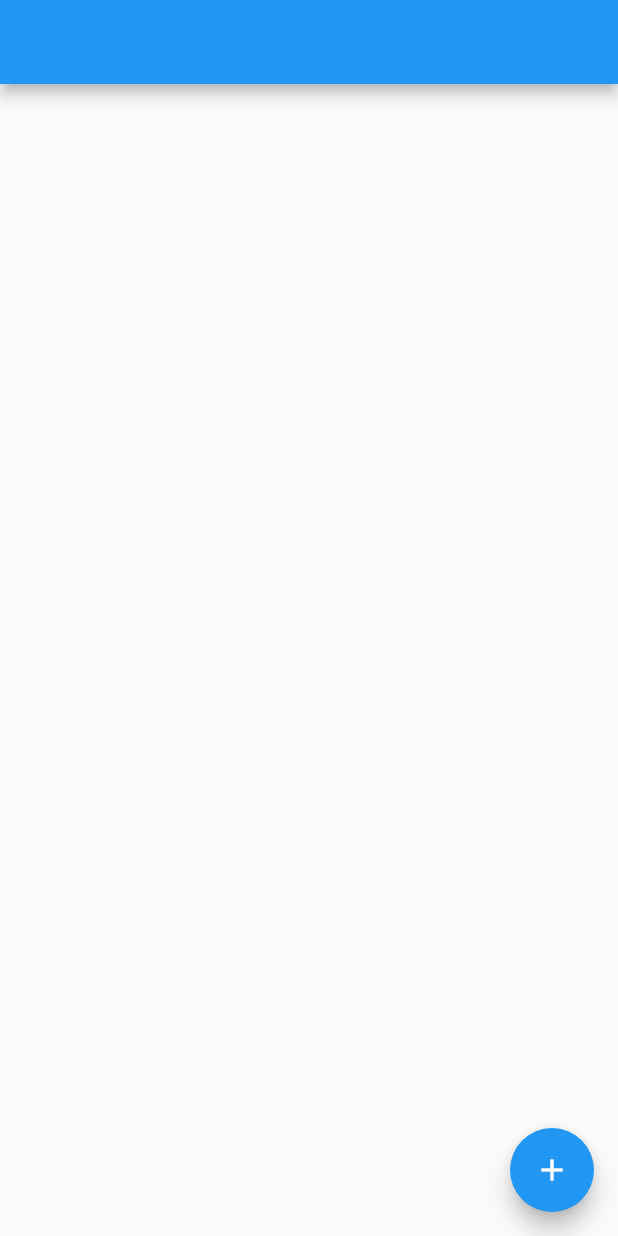
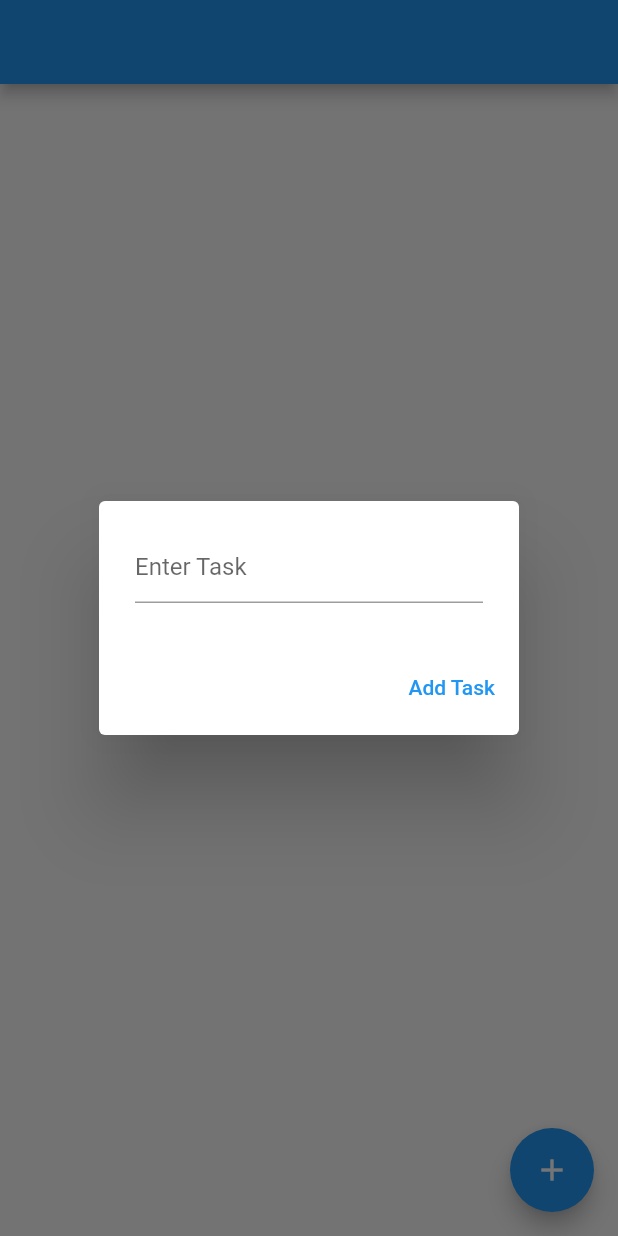
Before and after one commit to Darshan0897/todo_app, a Flutter app: the screen it shows after launch, after a tap on the "add" icon, on a phone screen of 412 x 824 dp. Run offline on Flutter 3.47's test engine with Material 2 defaults, Android fonts, the phone set to English and light mode, and no system bars; our stand-ins replace cloud_firestore, firebase_core, get; accounts and stored records are empty.

Commit message:
update main file

```diff
--- a/lib/controller/task_list_controller.dart
+++ b/lib/controller/task_list_controller.dart
@@ -10,7 +10,7 @@ RxInt count =0.obs;
 void increment() => count++;
 
   additems() {
-    items.add("Item:${items.length+1}");
+
 
   }
    removeItem(index){
--- a/lib/views/task_list.dart
+++ b/lib/views/task_list.dart
@@ -9,6 +9,7 @@ class TaskList extends StatelessWidget {
   final TaskListController _controller = Get.put(TaskListController());
   final Stream<QuerySnapshot> _tasks =
       FirebaseFirestore.instance.collection('tasks').snapshots();
+      String? task='';
 
   @override
   Widget build(BuildContext context) {
@@ -29,24 +30,69 @@ class TaskList extends StatelessWidget {
           stream: _tasks,
           builder:
               (BuildContext context, AsyncSnapshot<QuerySnapshot> snapshot) {
-            print(snapshot.connectionState);
-            print(snapshot.hasData);
+            // print(snapshot.connectionState);
+            // print(snapshot.hasData);
             if (snapshot.hasError) {
               return const Text("something went wrong");
             }
             return ListView(
+
                 children: snapshot.data!.docs.map((DocumentSnapshot doc) {
               Map<String, dynamic> data = doc.data()! as Map<String, dynamic>;
               return ListTile(
+                onLongPress: ()=>update(context:context,docId:doc.id,oldTask:data['taskTitle']),
                 title: Text(data['taskTitle']),
                 subtitle: Text(data['taskDesc']),
+                trailing: IconButton(onPressed: ()async{
+                    await FirebaseFirestore.instance.collection('tasks').doc(doc.id).delete();
+                }, icon:const Icon(Icons.delete)),
               );
             }).toList());
           }),
       floatingActionButton: FloatingActionButton(
-        onPressed: () => _controller.additems(),
+        onPressed: () {
+          task='';
+          showDialog(
+              context: context,
+              builder: (context) => AlertDialog(
+                    content: TextFormField(onChanged: (v){
+                      task =v;
+                    },
+                    decoration:const InputDecoration(hintText: 'Enter Task'),),
+                    actions: [TextButton(onPressed:  ()async{
+                      //Add task logic on firebase
+                      await FirebaseFirestore.instance.collection('tasks').add({
+                        'taskTitle':task,
+                        'taskDesc':'NA',
+                       });
+                       Get.back();
+                    }, child:const Text("Add Task"))],
+                  ));
+        },
         child: const Icon(Icons.add),
       ),
     );
   }
+
+  update({ context,docId,oldTask}) {
+    task='oldTask';
+    showDialog(
+              context: context,
+              builder: (context) => AlertDialog(
+                    content: TextFormField(
+                      initialValue: oldTask,
+                      onChanged: (v){
+                      task =v;
+                    },
+                    decoration:const InputDecoration(hintText: 'Enter Task'),),
+                    actions: [TextButton(onPressed: ()async{
+                      //Add task logic on firebase
+                      await FirebaseFirestore.instance.collection('tasks').doc(docId).update({
+                        'taskTitle':task,
+                        'taskDesc':'NA',
+                       });
+                       Get.back();
+                    }, child:const Text("Update Task"))],
+                  ));
+  }
 }
```
